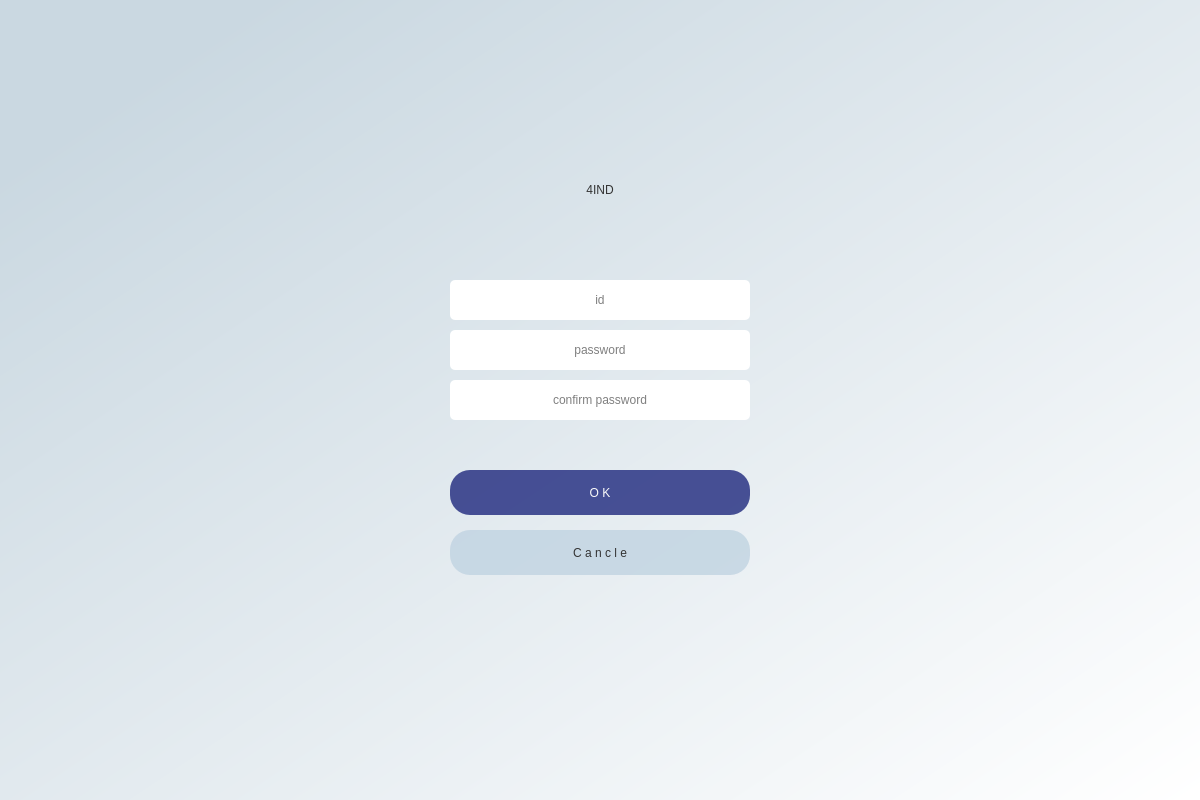
The window that pyqt5_project/join.ui (hyemWon/pyqt5_chatting) describes before a commit, drawn with Qt 5.
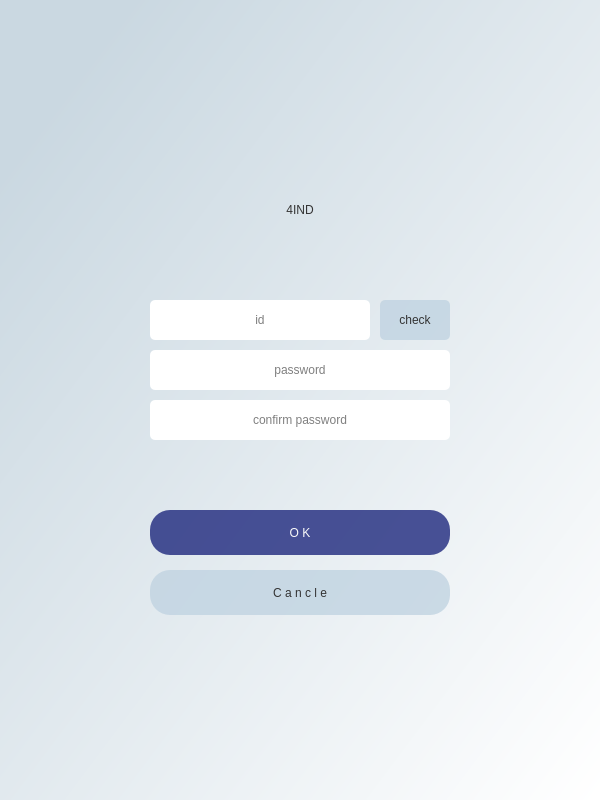
The same window after the commit.

Patch:
```diff
--- a/pyqt5_project/join.ui
+++ b/pyqt5_project/join.ui
@@ -6,7 +6,7 @@
    <rect>
     <x>0</x>
     <y>0</y>
-    <width>1200</width>
+    <width>600</width>
     <height>800</height>
    </rect>
   </property>
@@ -18,7 +18,7 @@
     <rect>
      <x>0</x>
      <y>0</y>
-     <width>1200</width>
+     <width>600</width>
      <height>800</height>
     </rect>
    </property>
@@ -30,9 +30,9 @@
    <widget class="QLabel" name="label">
     <property name="geometry">
      <rect>
-      <x>475</x>
-      <y>160</y>
-      <width>250</width>
+      <x>150</x>
+      <y>180</y>
+      <width>300</width>
       <height>60</height>
      </rect>
     </property>
@@ -50,8 +50,8 @@
    <widget class="QPushButton" name="enrollBtn">
     <property name="geometry">
      <rect>
-      <x>450</x>
-      <y>470</y>
+      <x>150</x>
+      <y>510</y>
       <width>300</width>
       <height>45</height>
      </rect>
@@ -76,8 +76,8 @@
    <widget class="QPushButton" name="cancleBtn">
     <property name="geometry">
      <rect>
-      <x>450</x>
-      <y>530</y>
+      <x>150</x>
+      <y>570</y>
       <width>300</width>
       <height>45</height>
      </rect>
@@ -102,9 +102,9 @@
    <widget class="QLineEdit" name="idEdit">
     <property name="geometry">
      <rect>
-      <x>450</x>
-      <y>280</y>
-      <width>300</width>
+      <x>150</x>
+      <y>300</y>
+      <width>220</width>
       <height>40</height>
      </rect>
     </property>
@@ -125,8 +125,8 @@
    <widget class="QLineEdit" name="pwEdit">
     <property name="geometry">
      <rect>
-      <x>450</x>
-      <y>330</y>
+      <x>150</x>
+      <y>350</y>
       <width>300</width>
       <height>40</height>
      </rect>
@@ -148,9 +148,9 @@
    <widget class="QLabel" name="chLabel">
     <property name="geometry">
      <rect>
-      <x>450</x>
-      <y>430</y>
-      <width>301</width>
+      <x>150</x>
+      <y>450</y>
+      <width>300</width>
       <height>18</height>
      </rect>
     </property>
@@ -165,8 +165,8 @@
    <widget class="QLineEdit" name="confirmEdit">
     <property name="geometry">
      <rect>
-      <x>450</x>
-      <y>380</y>
+      <x>150</x>
+      <y>400</y>
       <width>300</width>
       <height>40</height>
      </rect>
@@ -185,6 +185,32 @@
      <string>confirm password</string>
     </property>
    </widget>
+   <widget class="QPushButton" name="checkBtn">
+    <property name="geometry">
+     <rect>
+      <x>380</x>
+      <y>300</y>
+      <width>70</width>
+      <height>40</height>
+     </rect>
+    </property>
+    <property name="styleSheet">
+     <string notr="true">QPushButton#checkBtn{
+	border-radius:5px;
+	font: 75 12pt &quot;Manjari Bold&quot;;
+	background-color: rgba(191, 210, 225, 200);
+	color: rgb(52, 52, 52);
+}
+
+QPushButton#checkBtn:hover{
+	background-color: rgba(191, 210, 225, 160);
+}
+</string>
+    </property>
+    <property name="text">
+     <string>check</string>
+    </property>
+   </widget>
   </widget>
  </widget>
  <resources/>
```
